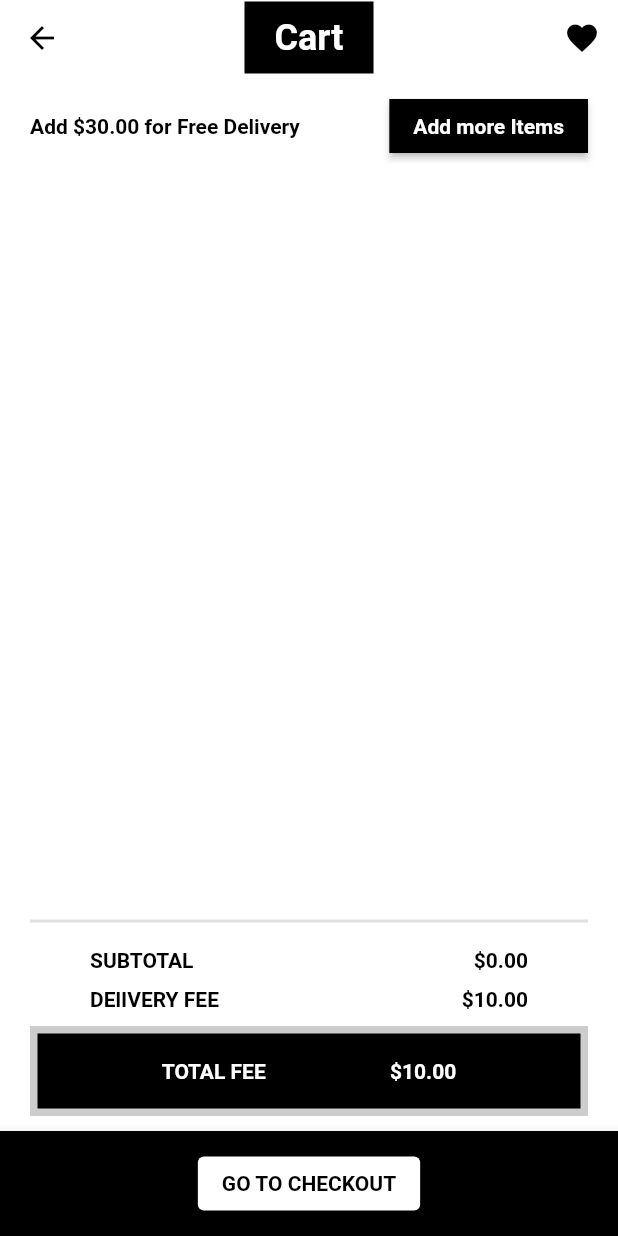
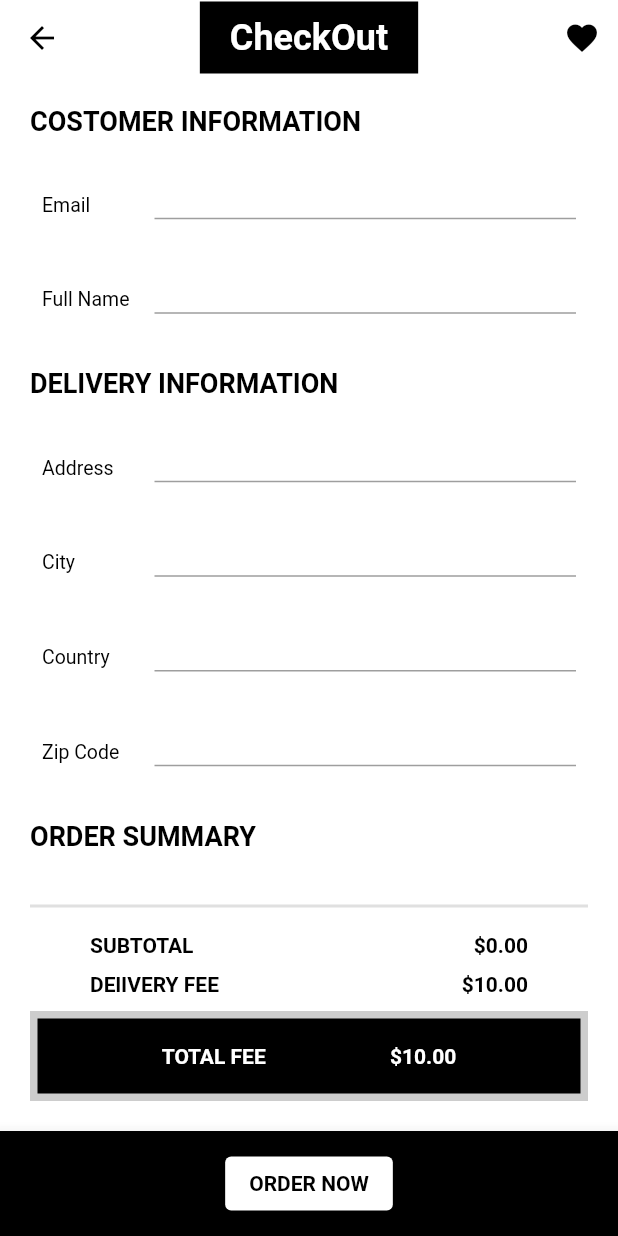
Before and after one commit to ElieBamunoba/E-Commmerce-App, a Flutter app: the screen it shows after launch, item 2 of the bottom bar chosen, after a tap on "GO TO CHECKOUT", on a phone screen of 412 x 824 dp. Run offline on Flutter 3.47's test engine with Material 2 defaults, Android fonts, the phone set to English and light mode, and no system bars; our stand-ins replace carousel_slider, cloud_firestore, equatable, firebase_core, flutter_bloc; accounts and stored records are empty; Roboto replaces fonts that are missing (Avenir).

Commit message:
checkout screen ui

```diff
--- a/lib/presentation/routes/app_router.dart
+++ b/lib/presentation/routes/app_router.dart
@@ -10,6 +10,7 @@ const String profileScreen = '/profile';
 const String productScreen = '/product';
 const String wishlistScreen = '/wishlist';
 const String catalogScreen = '/catalog';
+const String checkoutScreen = '/checkout';
 
 //control pur page route flow
 Route<dynamic> onGeneratedRoute(RouteSettings settings) {
@@ -33,6 +34,8 @@ Route<dynamic> onGeneratedRoute(RouteSettings settings) {
       );
     case wishlistScreen:
       return MaterialPageRoute(builder: (context) => const WishListScreen());
+    case checkoutScreen:
+      return MaterialPageRoute(builder: (context) => const CheckoutScreen());
     default:
       throw ('This rout name does not exist');
   }
--- a/lib/presentation/screens/cart/cart_screen.dart
+++ b/lib/presentation/screens/cart/cart_screen.dart
@@ -22,7 +22,9 @@ class CartScreen extends StatelessWidget {
             mainAxisAlignment: MainAxisAlignment.spaceEvenly,
             children: [
               ElevatedButton(
-                onPressed: () {},
+                onPressed: () {
+                  Navigator.pushNamed(context, routes.checkoutScreen);
+                },
                 style: ElevatedButton.styleFrom(
                   backgroundColor: Colors.white,
                 ),
@@ -101,90 +103,7 @@ class CartScreen extends StatelessWidget {
                       ),
                     ],
                   ),
-                  Column(
-                    children: [
-                      const Divider(
-                        thickness: 2,
-                      ),
-                      Padding(
-                        padding: const EdgeInsets.symmetric(
-                          horizontal: 40,
-                          vertical: 10.0,
-                        ),
-                        child: Column(
-                          children: [
-                            Row(
-                              mainAxisAlignment: MainAxisAlignment.spaceBetween,
-                              children: [
-                                Text(
-                                  'SUBTOTAL',
-                                  style: Theme.of(context).textTheme.headline5,
-                                ),
-                                Text(
-                                  '\$${state.cart.subtotalString}',
-                                  style: Theme.of(context).textTheme.headline5,
-                                ),
-                              ],
-                            ),
-                            const SizedBox(
-                              height: 10,
-                            ),
-                            Row(
-                              mainAxisAlignment: MainAxisAlignment.spaceBetween,
-                              children: [
-                                Text(
-                                  'DElIVERY FEE',
-                                  style: Theme.of(context).textTheme.headline5,
-                                ),
-                                Text(
-                                  '\$${state.cart.deliveryFeeString}',
-                                  style: Theme.of(context).textTheme.headline5,
-                                ),
-                              ],
-                            ),
-                          ],
-                        ),
-                      ),
-                      Stack(
-                        children: [
-                          Container(
-                            width: MediaQuery.of(context).size.width,
-                            height: 60,
-                            decoration: BoxDecoration(
-                              color: Colors.black.withAlpha(50),
-                            ),
-                          ),
-                          Container(
-                            margin: const EdgeInsets.all(5),
-                            width: MediaQuery.of(context).size.width,
-                            height: 50,
-                            decoration: const BoxDecoration(
-                              color: Colors.black,
-                            ),
-                            child: Row(
-                              mainAxisAlignment: MainAxisAlignment.spaceEvenly,
-                              children: [
-                                Text(
-                                  'TOTAL FEE',
-                                  style: Theme.of(context)
-                                      .textTheme
-                                      .headline5!
-                                      .copyWith(color: Colors.white),
-                                ),
-                                Text(
-                                  '\$${state.cart.totalString}',
-                                  style: Theme.of(context)
-                                      .textTheme
-                                      .headline5!
-                                      .copyWith(color: Colors.white),
-                                ),
-                              ],
-                            ),
-                          ),
-                        ],
-                      ),
-                    ],
-                  ),
+                  const OrderSummary(),
                 ],
               ),
             );
--- /dev/null
+++ b/lib/presentation/screens/checkout/checkout_screen.dart
@@ -0,0 +1,98 @@
+import 'package:flutter/material.dart';
+
+import '../../widgets/widgets.dart';
+import '/presentation/routes/app_router.dart' as routes;
+
+class CheckoutScreen extends StatelessWidget {
+  static Route route() {
+    return MaterialPageRoute(
+      settings: const RouteSettings(name: routes.catalogScreen),
+      builder: (context) => const CheckoutScreen(),
+    );
+  }
+
+  const CheckoutScreen({
+    super.key,
+  });
+
+  @override
+  Widget build(BuildContext context) {
+    final TextEditingController emailController = TextEditingController();
+    final TextEditingController nameController = TextEditingController();
+    final TextEditingController addressController = TextEditingController();
+    final TextEditingController cityController = TextEditingController();
+    final TextEditingController countryController = TextEditingController();
+    final TextEditingController zipCodeController = TextEditingController();
+    return Scaffold(
+      appBar: const CustomAppBar(
+        title: 'CheckOut',
+      ),
+      bottomNavigationBar: BottomAppBar(
+        color: Colors.black,
+        child: SizedBox(
+          height: 70,
+          child: Row(
+            mainAxisAlignment: MainAxisAlignment.spaceEvenly,
+            children: [
+              ElevatedButton(
+                onPressed: () {
+                  Navigator.pushNamed(context, routes.checkoutScreen);
+                },
+                style: ElevatedButton.styleFrom(
+                  backgroundColor: Colors.white,
+                ),
+                child: Text(
+                  'ORDER NOW',
+                  style: Theme.of(context).textTheme.headline5,
+                ),
+              )
+            ],
+          ),
+        ),
+      ),
+      body: Padding(
+        padding: const EdgeInsets.all(20.0),
+        child: Column(
+          mainAxisAlignment: MainAxisAlignment.spaceBetween,
+          crossAxisAlignment: CrossAxisAlignment.start,
+          children: [
+            const SectionTitle(title: 'COSTOMER INFORMATION'),
+            CustomInputTextField(
+              context: context,
+              lable: 'Email',
+              controller: addressController,
+            ),
+            CustomInputTextField(
+              context: context,
+              lable: 'Full Name',
+              controller: cityController,
+            ),
+            const SectionTitle(title: 'DELIVERY INFORMATION'),
+            CustomInputTextField(
+              context: context,
+              lable: 'Address',
+              controller: addressController,
+            ),
+            CustomInputTextField(
+              context: context,
+              lable: 'City',
+              controller: cityController,
+            ),
+            CustomInputTextField(
+              context: context,
+              lable: 'Country',
+              controller: countryController,
+            ),
+            CustomInputTextField(
+              context: context,
+              lable: 'Zip Code',
+              controller: zipCodeController,
+            ),
+            const SectionTitle(title: 'ORDER SUMMARY'),
+            const OrderSummary(),
+          ],
+        ),
+      ),
+    );
+  }
+}
--- a/lib/presentation/screens/home/home_screen.dart
+++ b/lib/presentation/screens/home/home_screen.dart
@@ -1,5 +1,4 @@
 import 'package:carousel_slider/carousel_slider.dart';
-import 'package:ecommerce_app/models/model.dart';
 import 'package:flutter/material.dart';
 import 'package:flutter_bloc/flutter_bloc.dart';
 
@@ -44,8 +43,11 @@ class HomeScreen extends StatelessWidget {
             },
           ),
           //!recommended product
-          const SectionTitle(
-            title: 'RECOMMENDED',
+          const Padding(
+            padding: EdgeInsets.symmetric(horizontal: 20.0),
+            child: SectionTitle(
+              title: 'RECOMMENDED',
+            ),
           ),
           BlocBuilder<ProductBloc, ProductState>(
             builder: (context, state) {
@@ -65,8 +67,11 @@ class HomeScreen extends StatelessWidget {
             },
           ),
           //!Most popular
-          const SectionTitle(
-            title: 'MOST POPULAR',
+          const Padding(
+            padding: EdgeInsets.symmetric(horizontal: 20.0),
+            child: SectionTitle(
+              title: 'MOST POPULAR',
+            ),
           ),
           BlocBuilder<ProductBloc, ProductState>(
             builder: (context, state) {
--- a/lib/presentation/screens/screens.dart
+++ b/lib/presentation/screens/screens.dart
@@ -4,3 +4,4 @@ export 'profile/profile_screen.dart';
 export 'catalog/catalog_screen.dart';
 export 'product/product_screen.dart';
 export 'wishlist/wish_list_screen.dart';
+export 'checkout/checkout_screen.dart';
--- /dev/null
+++ b/lib/presentation/widgets/custom_input_text_field.dart
@@ -0,0 +1,45 @@
+import 'package:flutter/material.dart';
+
+class CustomInputTextField extends StatelessWidget {
+  final String lable;
+  final BuildContext context;
+  final TextEditingController controller;
+  const CustomInputTextField({
+    Key? key,
+    required this.lable,
+    required this.controller,
+    required this.context,
+  }) : super(key: key);
+
+  @override
+  Widget build(BuildContext context) {
+    return Padding(
+      padding: const EdgeInsets.all(8),
+      child: Row(
+        mainAxisAlignment: MainAxisAlignment.spaceBetween,
+        children: [
+          SizedBox(
+            width: 75,
+            child: Text(
+              lable,
+              style: Theme.of(context).textTheme.bodyText1,
+            ),
+          ),
+          Expanded(
+              child: TextFormField(
+            controller: controller,
+            decoration: const InputDecoration(
+              focusedBorder: UnderlineInputBorder(
+                borderSide: BorderSide(
+                  color: Colors.black,
+                ),
+              ),
+              isDense: true,
+              contentPadding: EdgeInsets.only(left: 10),
+            ),
+          ))
+        ],
+      ),
+    );
+  }
+}
--- /dev/null
+++ b/lib/presentation/widgets/order_summary.dart
@@ -0,0 +1,110 @@
+import 'package:flutter/material.dart';
+import 'package:flutter_bloc/flutter_bloc.dart';
+
+import '../../bloc/cart/cart_bloc.dart';
+
+class OrderSummary extends StatelessWidget {
+  const OrderSummary({
+    Key? key,
+  }) : super(key: key);
+
+  @override
+  Widget build(BuildContext context) {
+    return BlocBuilder<CartBloc, CartState>(
+      builder: (context, state) {
+        if (state is CartLoading) {
+          return const Center(
+            child: CircularProgressIndicator(),
+          );
+        } else if (state is CartLoaded) {
+          return Column(
+            children: [
+              const Divider(
+                thickness: 2,
+              ),
+              Padding(
+                padding: const EdgeInsets.symmetric(
+                  horizontal: 40,
+                  vertical: 10.0,
+                ),
+                child: Column(
+                  children: [
+                    Row(
+                      mainAxisAlignment: MainAxisAlignment.spaceBetween,
+                      children: [
+                        Text(
+                          'SUBTOTAL',
+                          style: Theme.of(context).textTheme.headline5,
+                        ),
+                        Text(
+                          '\$${state.cart.subtotalString}',
+                          style: Theme.of(context).textTheme.headline5,
+                        ),
+                      ],
+                    ),
+                    const SizedBox(
+                      height: 10,
+                    ),
+                    Row(
+                      mainAxisAlignment: MainAxisAlignment.spaceBetween,
+                      children: [
+                        Text(
+                          'DElIVERY FEE',
+                          style: Theme.of(context).textTheme.headline5,
+                        ),
+                        Text(
+                          '\$${state.cart.deliveryFeeString}',
+                          style: Theme.of(context).textTheme.headline5,
+                        ),
+                      ],
+                    ),
+                  ],
+                ),
+              ),
+              Stack(
+                children: [
+                  Container(
+                    width: MediaQuery.of(context).size.width,
+                    height: 60,
+                    decoration: BoxDecoration(
+                      color: Colors.black.withAlpha(50),
+                    ),
+                  ),
+                  Container(
+                    margin: const EdgeInsets.all(5),
+                    width: MediaQuery.of(context).size.width,
+                    height: 50,
+                    decoration: const BoxDecoration(
+                      color: Colors.black,
+                    ),
+                    child: Row(
+                      mainAxisAlignment: MainAxisAlignment.spaceEvenly,
+                      children: [
+                        Text(
+                          'TOTAL FEE',
+                          style: Theme.of(context)
+                              .textTheme
+                              .headline5!
+                              .copyWith(color: Colors.white),
+                        ),
+                        Text(
+                          '\$${state.cart.totalString}',
+                          style: Theme.of(context)
+                              .textTheme
+                              .headline5!
+                              .copyWith(color: Colors.white),
+                        ),
+                      ],
+                    ),
+                  ),
+                ],
+              ),
+            ],
+          );
+        } else {
+          return const Center(child: Text('Something went wrong'));
+        }
+      },
+    );
+  }
+}
--- a/lib/presentation/widgets/section_title.dart
+++ b/lib/presentation/widgets/section_title.dart
@@ -9,14 +9,11 @@ class SectionTitle extends StatelessWidget {
 
   @override
   Widget build(BuildContext context) {
-    return Padding(
-      padding: const EdgeInsets.symmetric(horizontal: 20.0),
-      child: Align(
-        alignment: Alignment.topLeft,
-        child: Text(
-          title,
-          style: Theme.of(context).textTheme.headline3,
-        ),
+    return Align(
+      alignment: Alignment.topLeft,
+      child: Text(
+        title,
+        style: Theme.of(context).textTheme.headline3,
       ),
     );
   }
--- a/lib/presentation/widgets/widgets.dart
+++ b/lib/presentation/widgets/widgets.dart
@@ -5,3 +5,5 @@ export 'section_title.dart';
 export 'product_card.dart';
 export 'products_carousel.dart';
 export 'cart_product_card.dart';
+export 'order_summary.dart';
+export 'custom_input_text_field.dart';
```
